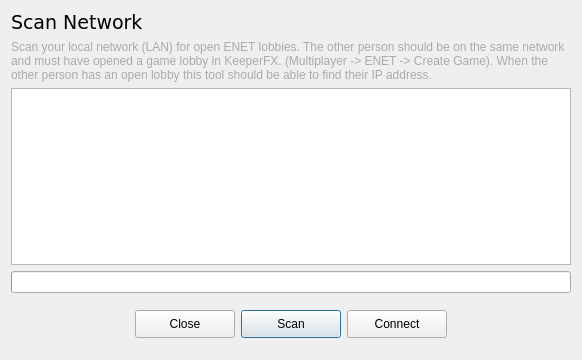
Before: the Qt Designer form ui/scannetworkdialog.ui in yani/keeperfx-launcher-qt, drawn with Qt 5.
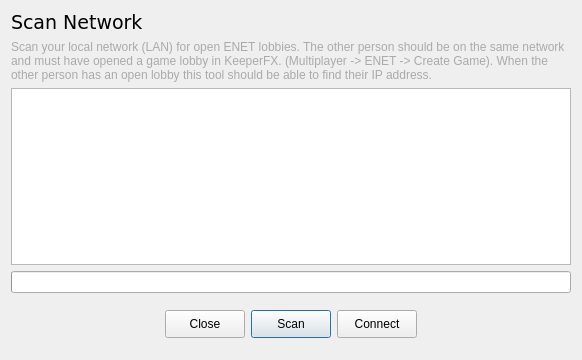
After: the same form once the commit is applied. Icons and pictures are not drawn.

```diff
--- a/ui/scannetworkdialog.ui
+++ b/ui/scannetworkdialog.ui
@@ -71,7 +71,17 @@
      </property>
      <layout class="QHBoxLayout" name="horizontalLayout_2">
       <item>
-       <widget class="QWidget" name="widget_4" native="true"/>
+       <spacer name="horizontalSpacer">
+        <property name="orientation">
+         <enum>Qt::Orientation::Horizontal</enum>
+        </property>
+        <property name="sizeHint" stdset="0">
+         <size>
+          <width>40</width>
+          <height>20</height>
+         </size>
+        </property>
+       </spacer>
       </item>
       <item>
        <widget class="QPushButton" name="closeButton">
@@ -81,12 +91,6 @@
           <height>28</height>
          </size>
         </property>
-        <property name="maximumSize">
-         <size>
-          <width>100</width>
-          <height>16777215</height>
-         </size>
-        </property>
         <property name="text">
          <string comment="Button">Close</string>
         </property>
@@ -106,12 +110,6 @@
           <height>28</height>
          </size>
         </property>
-        <property name="maximumSize">
-         <size>
-          <width>100</width>
-          <height>16777215</height>
-         </size>
-        </property>
         <property name="text">
          <string comment="Button">Scan</string>
         </property>
@@ -134,12 +132,6 @@
           <height>28</height>
          </size>
         </property>
-        <property name="maximumSize">
-         <size>
-          <width>100</width>
-          <height>16777215</height>
-         </size>
-        </property>
         <property name="text">
          <string comment="Button">Connect</string>
         </property>
@@ -155,7 +147,17 @@
        </widget>
       </item>
       <item>
-       <widget class="QWidget" name="widget_3" native="true"/>
+       <spacer name="horizontalSpacer_2">
+        <property name="orientation">
+         <enum>Qt::Orientation::Horizontal</enum>
+        </property>
+        <property name="sizeHint" stdset="0">
+         <size>
+          <width>40</width>
+          <height>20</height>
+         </size>
+        </property>
+       </spacer>
       </item>
      </layout>
     </widget>
```
